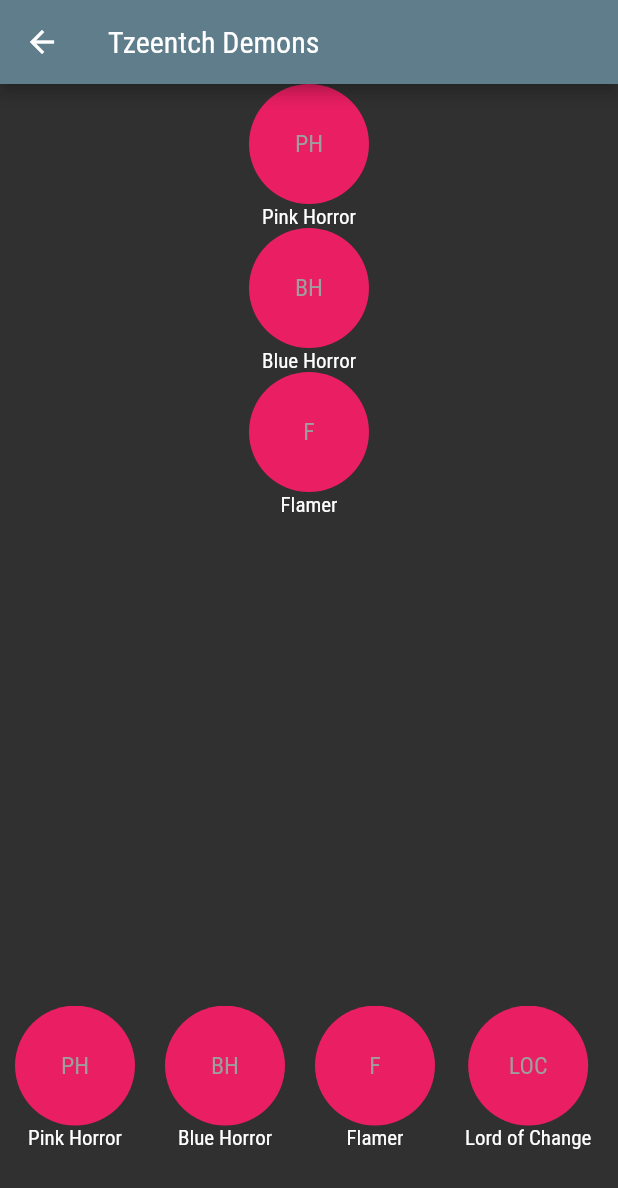
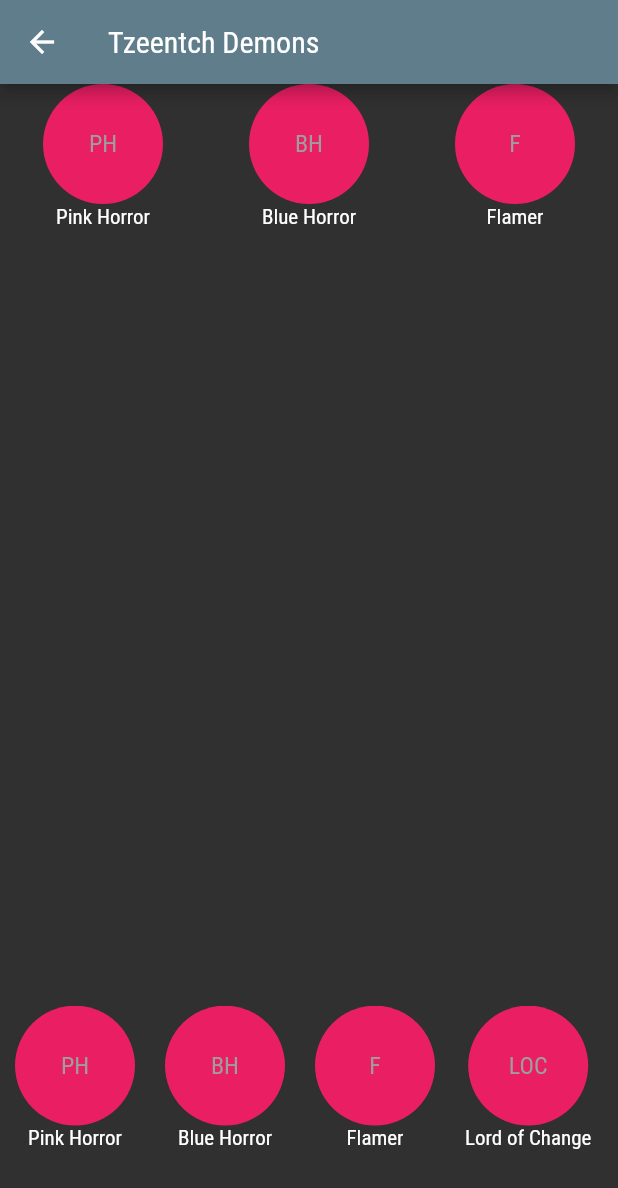
Before and after one commit to michaelmorrisg/warhammer-list, a Flutter app: the screen it shows after launch, after a tap on "Tzeentch Demons", on a phone screen of 412 x 824 dp. Shown: the top 1188 px of the screen. Run offline on Flutter 3.47's test engine with Material 2 defaults, Android fonts, the phone set to English and light mode, and no system bars.

Commit message:
grid view works

```diff
--- a/lib/add_army.dart
+++ b/lib/add_army.dart
@@ -22,13 +22,18 @@ class _AddArmyState extends State<AddArmy> {
         children: <Widget>[
           Expanded(
             flex: 4,
-            child: ListView.builder(
+            child: GridView.builder(
                 itemCount: selectedAvatars.length,
+                gridDelegate: new SliverGridDelegateWithFixedCrossAxisCount(
+                  crossAxisCount: 3,
+                  childAspectRatio: 1,
+                ),
                 itemBuilder: (BuildContext context, index) {
                   return GestureDetector(
                     onTap: () {
                       setState(() {
-                        StatAvatar removedAvatar = selectedAvatars.removeAt(index);
+                        StatAvatar removedAvatar =
+                            selectedAvatars.removeAt(index);
                         statAvatarList.avatarList.add(removedAvatar);
                       });
                     },
@@ -49,15 +54,15 @@ class _AddArmyState extends State<AddArmy> {
                     return GestureDetector(
                       onTap: () {
                         setState(() {
-                          StatAvatar removedAvatar = statAvatarList.avatarList.removeAt(index);
+                          StatAvatar removedAvatar =
+                              statAvatarList.avatarList.removeAt(index);
                           selectedAvatars.add(removedAvatar);
                         });
                       },
                       child: StatAvatar(
                           id: statAvatarList.avatarList[index].id,
                           imageText: statAvatarList.avatarList[index].imageText,
-                          name: statAvatarList.avatarList[index].name
-                        ),
+                          name: statAvatarList.avatarList[index].name),
                     );
                   })),
         ],
```
